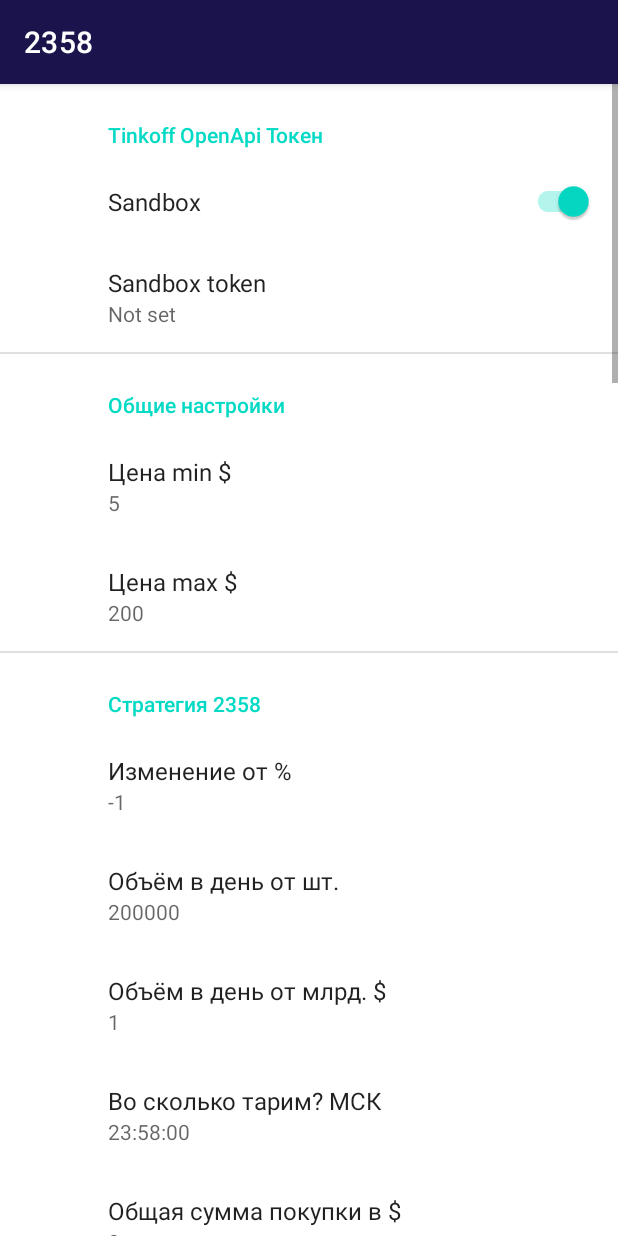
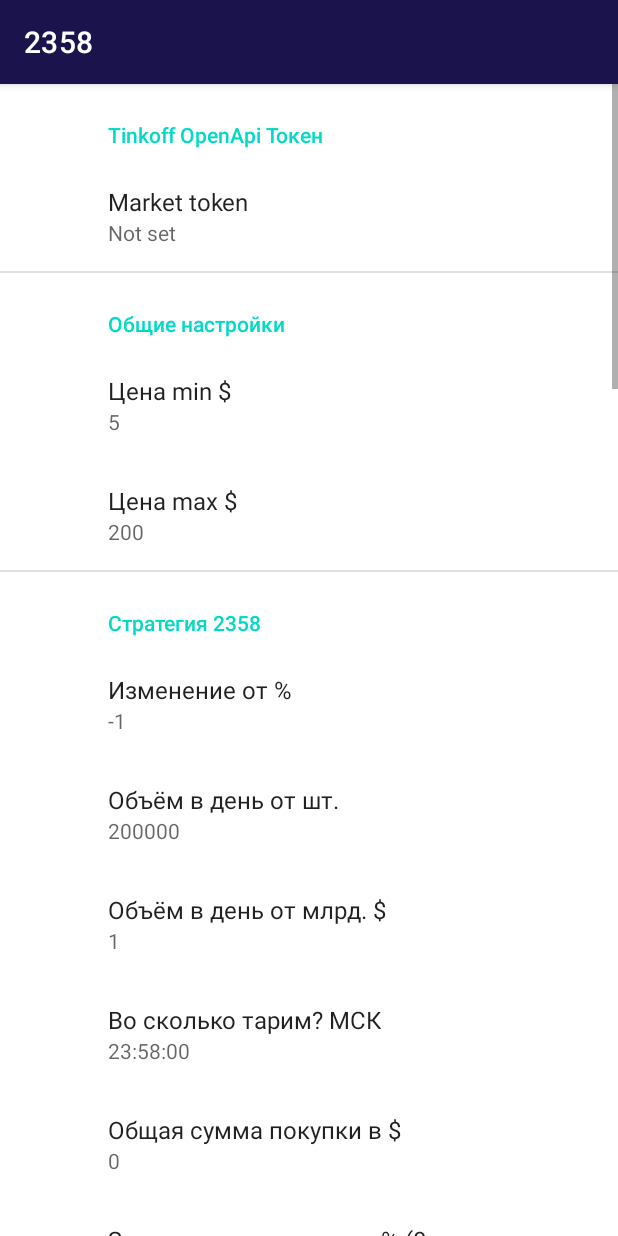
Before and after one commit to crown0128/2358, an Android app: the fragment SettingsFragment shown on its own in the app's theme, on a phone screen of 412 x 824 dp. Run offline under Robolectric (Android 15) with nearby library versions, the phone set to English and light mode, and no system bars; our stand-ins replace RxJava, androidx.preference; network calls fail.

Commit message:
sandbox completly removed

```diff
--- a/app/src/main/java/com/project/ti2358/MainActivity.kt
+++ b/app/src/main/java/com/project/ti2358/MainActivity.kt
@@ -26,12 +26,6 @@
     private lateinit var appBarConfiguration: AppBarConfiguration
 
     val depositManager: DepositManager by inject()
-    val sandboxService: SandboxService by inject()
-    val marketService: MarketService by inject()
-    val ordersService: OrdersService by inject()
-    val portfolioService: PortfolioService by inject()
-    val streamingService: StreamingService by inject()
-
     val workflowManager: WorkflowManager by inject()
 
     override fun onCreate(savedInstanceState: Bundle?) {
--- a/app/src/main/java/com/project/ti2358/data/manager/SettingsManager.kt
+++ b/app/src/main/java/com/project/ti2358/data/manager/SettingsManager.kt
@@ -18,33 +18,14 @@
             preferences = PreferenceManager.getDefaultSharedPreferences(context)
         }
 
-        fun isSandbox(): Boolean {
-            val sandboxKey: String = context.getString(R.string.setting_key_sandbox)
-            return preferences.getBoolean(sandboxKey, true)
-        }
-
         fun getActiveToken(): String {
-            val tokenKey = if (isSandbox()) {
-                context.getString(R.string.setting_key_token_sandbox)
-            } else {
-                context.getString(R.string.setting_key_token_market)
-            }
-
-            val token: String? = preferences.getString(tokenKey, "")
+            val tokenKey = context.getString(R.string.setting_key_token_market)
+            val token: String? = preferences.getString(tokenKey, "")?.trim()
             return token ?: "TODO"
         }
 
-        fun getActiveBaseUrl(): String {
-            return if (isSandbox()) {
-                "https://api-invest.tinkoff.ru/openapi/sandbox/"
-            } else {
-                "https://api-invest.tinkoff.ru/openapi/"
-            }
-        }
-
-        fun getYahooBaseUrl(): String {
-            return "https://query1.finance.yahoo.com/v10/finance/quoteSummary/"
-        }
+        fun getActiveBaseUrl(): String = "https://api-invest.tinkoff.ru/openapi/"
+        fun getYahooBaseUrl(): String = "https://query1.finance.yahoo.com/v10/finance/quoteSummary/"
 
         fun isAllowCurrency(currency: Currency): Boolean {
             if (currency == Currency.USD) return true
--- a/app/src/main/java/com/project/ti2358/ui/portfolio/PortfolioFragment.kt
+++ b/app/src/main/java/com/project/ti2358/ui/portfolio/PortfolioFragment.kt
@@ -57,6 +57,7 @@
         buttonUpdate.setOnClickListener {
             GlobalScope.launch(Dispatchers.Main) {
                 depositManager.refreshDeposit()
+                depositManager.refreshKotleta()
                 adapterList.setData(depositManager.portfolioPositions)
             }
             adapterList.setData(depositManager.portfolioPositions)
--- a/app/src/main/java/com/project/ti2358/ui/settings/SettingsFragment.kt
+++ b/app/src/main/java/com/project/ti2358/ui/settings/SettingsFragment.kt
@@ -12,19 +12,6 @@
 
     override fun onCreatePreferences(savedInstanceState: Bundle?, rootKey: String?) {
         setPreferencesFromResource(R.xml.fragment_settings, rootKey)
-
-        val sandboxKey: String = getString(R.string.setting_key_sandbox)
-        val sandboxPreference: SwitchPreferenceCompat? = findPreference(sandboxKey)
-
-        sandboxPreference?.onPreferenceChangeListener = Preference.OnPreferenceChangeListener { _, newValue ->
-            updateSandbox(newValue as Boolean)
-            true
-        }
-
-        val sharedPreferences = PreferenceManager.getDefaultSharedPreferences(requireContext())
-        val isSandbox = sharedPreferences.getBoolean(sandboxKey, true)
-
-        updateSandbox(isSandbox)
 
         val tazikAskKey: String = getString(R.string.setting_key_tazik_buy_ask)
         tazikAskPreference = findPreference(tazikAskKey)
@@ -55,15 +42,4 @@
         tazikAskPreference?.onPreferenceChangeListener = listener
         tazikBidPreference?.onPreferenceChangeListener = listener
     }
-
-    private fun updateSandbox(sandbox: Boolean) {
-        val sandboxTokenKey: String = getString(R.string.setting_key_token_sandbox)
-        val marketTokenKey: String = getString(R.string.setting_key_token_market)
-
-        val marketPreference: EditTextPreference? = findPreference(marketTokenKey)
-        val sandboxPreference: EditTextPreference? = findPreference(sandboxTokenKey)
-
-        marketPreference?.isVisible = !sandbox
-        sandboxPreference?.isVisible = sandbox
-    }
 }
--- a/app/src/main/res/values/strings.xml
+++ b/app/src/main/res/values/strings.xml
@@ -49,8 +49,6 @@
 
     <!-- tinkoff settings -->
     <string name="token_header">Tinkoff OpenApi Токен</string>
-    <string name="is_sandbox_token_title">Sandbox</string>
-    <string name="sandbox_token_title">Sandbox token</string>
     <string name="market_token_title">Market token</string>
 
     <!-- common settings -->
@@ -104,8 +102,6 @@
     <!-- setting keys-->
 
     <!-- tinkoff -->
-    <string name="setting_key_sandbox">sandbox</string>
-    <string name="setting_key_token_sandbox">token_sandbox</string>
     <string name="setting_key_token_market">token_market</string>
 
     <!-- common settings -->
--- a/app/src/main/res/xml/fragment_settings.xml
+++ b/app/src/main/res/xml/fragment_settings.xml
@@ -1,16 +1,6 @@
 <PreferenceScreen xmlns:app="http://schemas.android.com/apk/res-auto">
 
     <PreferenceCategory app:title="@string/token_header">
-
-        <SwitchPreferenceCompat
-            app:key="@string/setting_key_sandbox"
-            app:title="@string/is_sandbox_token_title"
-            app:defaultValue="true" />
-
-        <EditTextPreference
-            app:key="@string/setting_key_token_sandbox"
-            app:title="@string/sandbox_token_title"
-            app:useSimpleSummaryProvider="true" />
 
         <EditTextPreference
             app:key="@string/setting_key_token_market"
```
Also changed, not shown: app/src/main/java/com/project/ti2358/data/api/SandboxApi.kt (deleted, +0 -26 lines), app/src/main/java/com/project/ti2358/data/manager/DepositManager.kt (+8 -0 lines), app/src/main/java/com/project/ti2358/data/manager/PurchaseStock.kt (+4 -4 lines), app/src/main/java/com/project/ti2358/data/manager/WorkflowManager.kt (+0 -23 lines), app/src/main/java/com/project/ti2358/data/service/SandboxService.kt (deleted, +0 -23 lines).
